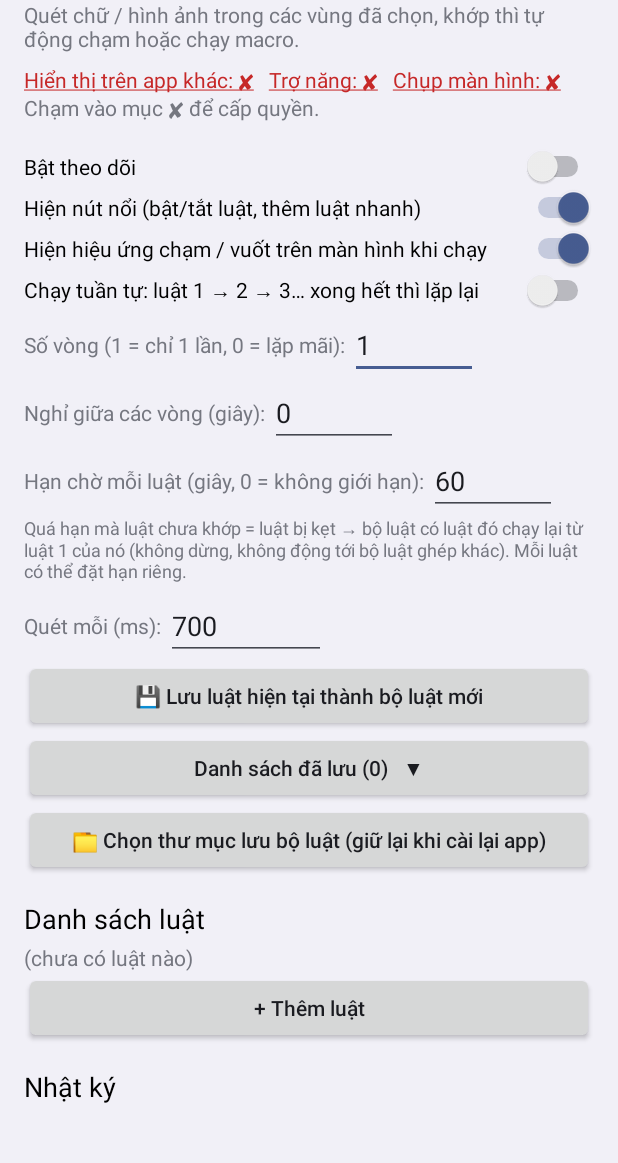
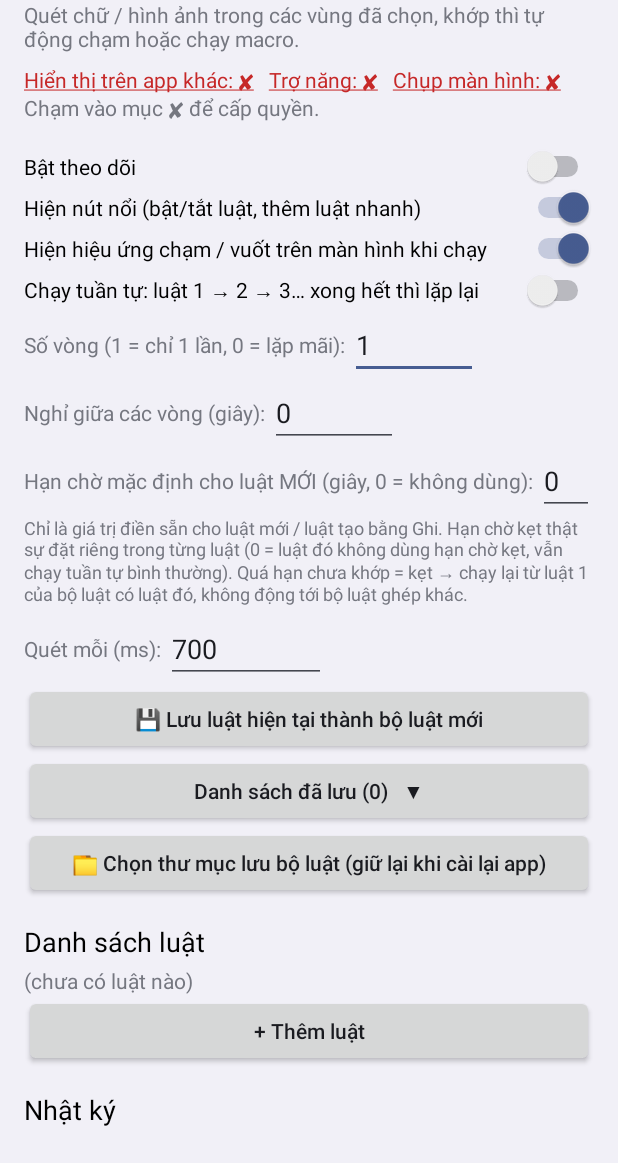
Before and after one commit to thquan19895/Docmanhinh2.0, an Android app: the screen it shows after launch (MainActivity), on a phone screen of 412 x 824 dp, the part 73-1236 px from its top. Run offline under Robolectric (Android 15) with nearby library versions, the phone set to English and light mode, and no system bars.

Commit message:
Per-rule stuck limit: 0 = disabled

```diff
--- a/app/src/main/java/com/example/screenwatcher/CaptureService.kt
+++ b/app/src/main/java/com/example/screenwatcher/CaptureService.kt
@@ -362,7 +362,7 @@ class CaptureService : Service() {
         val hit = safeEval(rule, frame)
         if (hit == null) {
             // Chưa khớp: nếu chờ quá hạn thì coi là kẹt, chạy lại từ luật 1 của chính bộ luật này
-            val limit = if (rule.waitLimitMs > 0) rule.waitLimitMs else RuleStore.seqWaitLimit(this)
+            val limit = rule.waitLimitMs // 0 = luật này không dùng hạn chờ kẹt, chờ mãi như cũ
             if (limit > 0 && seqWaitSince > 0 && SystemClock.elapsedRealtime() - seqWaitSince > limit) restartStuckSet(rules, rule, limit)
             return
         }
--- a/app/src/main/java/com/example/screenwatcher/MainActivity.kt
+++ b/app/src/main/java/com/example/screenwatcher/MainActivity.kt
@@ -182,7 +182,7 @@ class MainActivity : ComponentActivity() {
         root.addView(gp)
 
         val wl = LinearLayout(this).apply { orientation = LinearLayout.HORIZONTAL; gravity = Gravity.CENTER_VERTICAL }
-        wl.addView(TextView(this).apply { text = "Hạn chờ mỗi luật (giây, 0 = không giới hạn): " })
+        wl.addView(TextView(this).apply { text = "Hạn chờ mặc định cho luật MỚI (giây, 0 = không dùng): " })
         waitEt = EditText(this).apply {
             inputType = InputType.TYPE_CLASS_NUMBER or InputType.TYPE_NUMBER_FLAG_DECIMAL
             setText(fmtSec(RuleStore.seqWaitLimit(this@MainActivity)))
@@ -191,7 +191,7 @@ class MainActivity : ComponentActivity() {
         wl.addView(waitEt)
         root.addView(wl)
         root.addView(TextView(this).apply {
-            text = "Quá hạn mà luật chưa khớp = luật bị kẹt → bộ luật có luật đó chạy lại từ luật 1 của nó (không dừng, không động tới bộ luật ghép khác). Mỗi luật có thể đặt hạn riêng."
+            text = "Chỉ là giá trị điền sẵn cho luật mới / luật tạo bằng Ghi. Hạn chờ kẹt thật sự đặt riêng trong từng luật (0 = luật đó không dùng hạn chờ kẹt, vẫn chạy tuần tự bình thường). Quá hạn chưa khớp = kẹt → chạy lại từ luật 1 của bộ luật có luật đó, không động tới bộ luật ghép khác."
             textSize = 12f; setPadding(0, 0, 0, dp(6))
         })
 
--- a/app/src/main/java/com/example/screenwatcher/Models.kt
+++ b/app/src/main/java/com/example/screenwatcher/Models.kt
@@ -45,7 +45,7 @@ data class Rule(
     var tplRegion: Region? = null,
     /** Sau khi luật khớp: chờ bấy nhiêu ms rồi mới chạy macro (0 = chạy ngay). */
     var delayBeforeMs: Long = 0L,
-    /** Chế độ tuần tự: chờ luật này tối đa bấy nhiêu ms, quá hạn coi là kẹt (0 = dùng hạn chờ chung). */
+    /** Chế độ tuần tự: chờ luật này tối đa bấy nhiêu ms, quá hạn coi là kẹt (0 = không dùng hạn chờ kẹt, chờ mãi). */
     var waitLimitMs: Long = 0L,
 ) {
     fun toJson(): JSONObject = JSONObject()
@@ -143,8 +143,8 @@ object RuleStore {
     /** Thời gian nghỉ (ms) giữa hai vòng khi chạy tuần tự (0 = không nghỉ). */
     fun seqGap(c: Context): Long = prefs(c).getLong("seqGap", 0L)
     fun setSeqGap(c: Context, ms: Long) = prefs(c).edit().putLong("seqGap", ms.coerceIn(0L, 86_400_000L)).apply()
-    /** Hạn chờ chung cho mỗi luật ở chế độ tuần tự (ms). 0 = không giới hạn. */
-    fun seqWaitLimit(c: Context): Long = prefs(c).getLong("seqWaitLimit", 60_000L)
+    /** Hạn chờ mặc định điền sẵn cho luật mới (ms). 0 = không dùng hạn chờ kẹt. */
+    fun seqWaitLimit(c: Context): Long = prefs(c).getLong("seqWaitLimit", 0L)
     fun setSeqWaitLimit(c: Context, ms: Long) = prefs(c).edit().putLong("seqWaitLimit", ms.coerceIn(0L, 86_400_000L)).apply()
     fun seqCycles(c: Context): Int = prefs(c).getInt("seqCycles", 1)
     fun setSeqCycles(c: Context, n: Int) = prefs(c).edit().putInt("seqCycles", n.coerceIn(0, 100_000)).apply()
--- a/app/src/main/java/com/example/screenwatcher/Profiles.kt
+++ b/app/src/main/java/com/example/screenwatcher/Profiles.kt
@@ -97,7 +97,7 @@ object ProfileStore {
         RuleStore.setSeqOn(c, o.optBoolean("seqOn", false))
         RuleStore.setSeqCycles(c, o.optInt("seqCycles", 1))
         RuleStore.setSeqGap(c, o.optLong("seqGap", 0L))
-        RuleStore.setSeqWaitLimit(c, o.optLong("seqWait", 60_000L))
+        RuleStore.setSeqWaitLimit(c, o.optLong("seqWait", 0L))
         RuleStore.setInterval(c, o.optLong("interval", 700L))
         return true
     }
--- a/app/src/main/java/com/example/screenwatcher/Recorder.kt
+++ b/app/src/main/java/com/example/screenwatcher/Recorder.kt
@@ -486,7 +486,7 @@ object RecBuild {
         for ((i, s) in steps.withIndex()) {
             when (effectiveMode(s, i)) {
                 RecStep.IMAGE -> {
-                    val r = Rule(name = "$namePrefix ${rules.size + 1}", type = Rule.IMAGE, threshold = s.imgThreshold, cooldownMs = 1000)
+                    val r = Rule(name = "$namePrefix ${rules.size + 1}", type = Rule.IMAGE, threshold = s.imgThreshold, cooldownMs = 1000, waitLimitMs = RuleStore.seqWaitLimit(c))
                     val rg = s.region!!
                     r.regions = mutableListOf(s.searchRegion ?: rg)
                     r.tplRegion = rg
@@ -496,7 +496,7 @@ object RecBuild {
                 }
                 RecStep.TEXT -> {
                     val tb = s.textBox!!
-                    val r = Rule(name = "$namePrefix ${rules.size + 1}", type = Rule.TEXT, text = s.editedText.trim(), fuzzy = true, threshold = s.textThreshold, cooldownMs = 1000)
+                    val r = Rule(name = "$namePrefix ${rules.size + 1}", type = Rule.TEXT, text = s.editedText.trim(), fuzzy = true, threshold = s.textThreshold, cooldownMs = 1000, waitLimitMs = RuleStore.seqWaitLimit(c))
                     r.regions = mutableListOf(s.textRegion ?: tb)
                     r.macro = macroFor(s, useMatch = true, wait = 0, cx = (tb.l + tb.r) / 2, cy = (tb.t + tb.b) / 2)
                     rules.add(r)
--- a/app/src/main/java/com/example/screenwatcher/RuleEditActivity.kt
+++ b/app/src/main/java/com/example/screenwatcher/RuleEditActivity.kt
@@ -58,7 +58,7 @@ class RuleEditActivity : Activity() {
 
     override fun onCreate(b: Bundle?) {
         super.onCreate(b)
-        rule = intent.getStringExtra("id")?.let { RuleStore.get(this, it) } ?: Rule()
+        rule = intent.getStringExtra("id")?.let { RuleStore.get(this, it) } ?: Rule(waitLimitMs = RuleStore.seqWaitLimit(this))
 
         val root = LinearLayout(this).apply {
             orientation = LinearLayout.VERTICAL
@@ -233,7 +233,7 @@ class RuleEditActivity : Activity() {
         }
         root.addView(delayBeforeEt)
 
-        root.addView(label("Hạn chờ luật này khi chạy tuần tự (giây). Quá hạn chưa khớp = kẹt → chạy lại từ luật 1 của bộ luật. 0 = dùng hạn chờ chung"))
+        root.addView(label("Hạn chờ luật này khi chạy tuần tự (giây). Quá hạn chưa khớp = kẹt → chạy lại từ luật 1 của bộ luật. 0 = không dùng hạn chờ kẹt (luật này chờ mãi, vẫn chạy tuần tự bình thường)"))
         waitLimitEt = EditText(this).apply {
             inputType = InputType.TYPE_CLASS_NUMBER or InputType.TYPE_NUMBER_FLAG_DECIMAL
             setText(if (rule.waitLimitMs % 1000 == 0L) (rule.waitLimitMs / 1000).toString() else (rule.waitLimitMs / 1000.0).toString())
```
Also changed, not shown: 1 other file.
